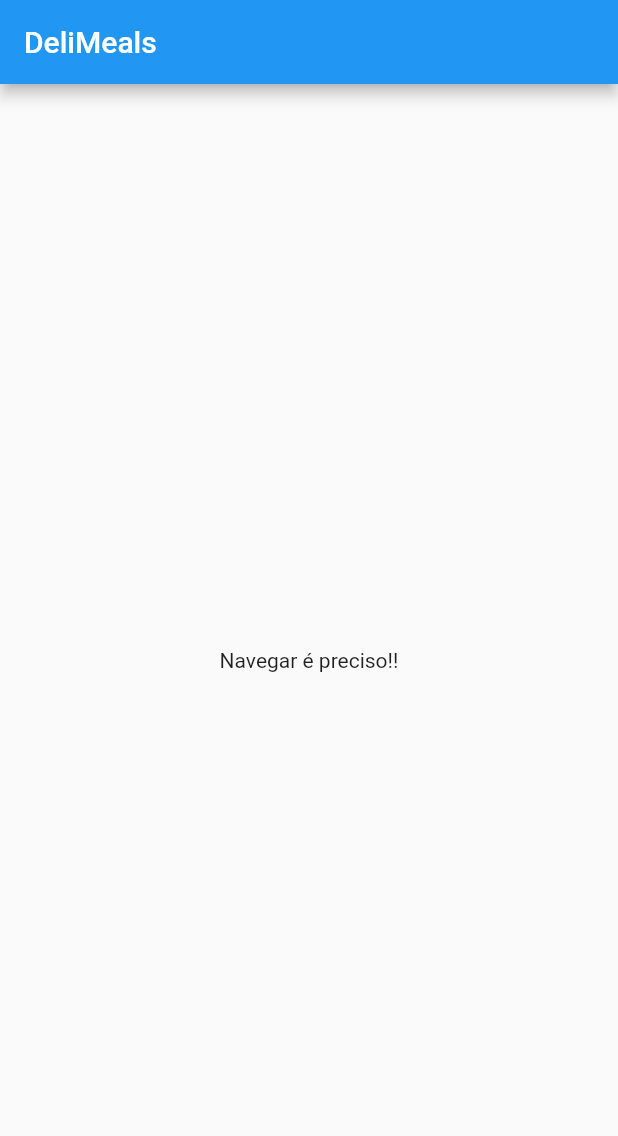
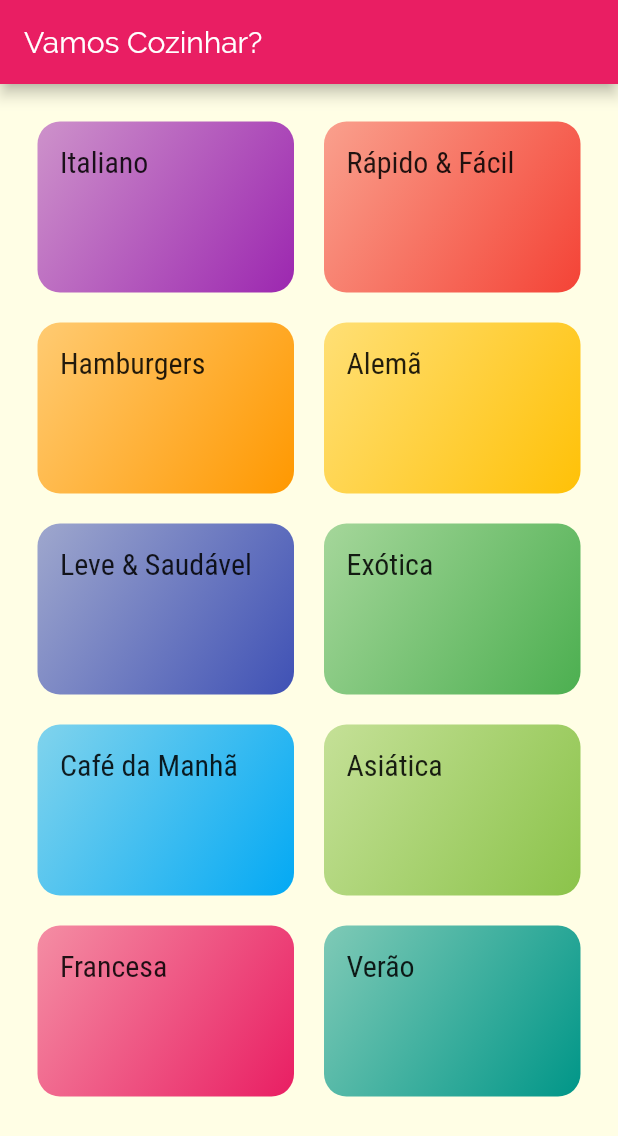
Before and after one commit to lnnalcant/curso-flutter, a Flutter app: the screen it shows after launch, on a phone screen of 412 x 824 dp. Shown: the top 1136 px of the screen. Run offline on Flutter 3.47's test engine with Material 2 defaults, Android fonts, the phone set to English and light mode, and no system bars.

Commit message:
feito até a aula 173

```diff
--- /dev/null
+++ b/meals/lib/components/category_item.dart
@@ -0,0 +1,31 @@
+import 'package:flutter/material.dart';
+
+import '../models/category.dart';
+
+class CategoryItem extends StatelessWidget {
+  final Category category;
+
+  CategoryItem(this.category);
+
+  @override
+  Widget build(BuildContext context) {
+    return Container(
+      padding: const EdgeInsets.all(15),
+      child: Text(
+        category.title,
+        style: Theme.of(context).textTheme.headline6,
+      ),
+      decoration: BoxDecoration(
+        borderRadius: BorderRadius.circular(15),
+        gradient: LinearGradient(
+          colors: [
+            category.color.withOpacity(0.5),
+            category.color,
+          ],
+          begin: Alignment.topLeft,
+          end: Alignment.bottomRight,
+        ),
+      ),
+    );
+  }
+}
--- /dev/null
+++ b/meals/lib/data/dummy_data.dart
@@ -0,0 +1,56 @@
+import 'package:flutter/material.dart';
+
+import '../models/category.dart';
+
+const DUMMY_CATEGORIES = const [
+  Category(
+    id: 'c1',
+    title: 'Italiano',
+    color: Colors.purple,
+  ),
+  Category(
+    id: 'c2',
+    title: 'Rápido & Fácil',
+    color: Colors.red,
+  ),
+  Category(
+    id: 'c3',
+    title: 'Hamburgers',
+    color: Colors.orange,
+  ),
+  Category(
+    id: 'c4',
+    title: 'Alemã',
+    color: Colors.amber,
+  ),
+  Category(
+    id: 'c5',
+    title: 'Leve & Saudável',
+    color: Colors.indigo,
+  ),
+  Category(
+    id: 'c6',
+    title: 'Exótica',
+    color: Colors.green,
+  ),
+  Category(
+    id: 'c7',
+    title: 'Café da Manhã',
+    color: Colors.lightBlue,
+  ),
+  Category(
+    id: 'c8',
+    title: 'Asiática',
+    color: Colors.lightGreen,
+  ),
+  Category(
+    id: 'c9',
+    title: 'Francesa',
+    color: Colors.pink,
+  ),
+  Category(
+    id: 'c10',
+    title: 'Verão',
+    color: Colors.teal,
+  ),
+];
--- a/meals/lib/main.dart
+++ b/meals/lib/main.dart
@@ -1,4 +1,6 @@
 import 'package:flutter/material.dart';
+
+import 'screens/categories_screen.dart';
 
 void main() => runApp(MyApp());
 
@@ -6,30 +8,20 @@ class MyApp extends StatelessWidget {
   @override
   Widget build(BuildContext context) {
     return MaterialApp(
-      title: 'DeliMeals',
+      title: 'Vamos Cozinhar?',
       theme: ThemeData(
-        primarySwatch: Colors.blue,
+        primarySwatch: Colors.pink,
+        accentColor: Colors.amber,
+        fontFamily: 'Raleway',
+        canvasColor: Color.fromRGBO(255, 254, 229, 1),
+        textTheme: ThemeData.light().textTheme.copyWith(
+              headline6: TextStyle(
+                fontSize: 20,
+                fontFamily: 'RobotoCondensed',
+              ),
+            ),
       ),
-      home: MyHomePage(),
+      home: CategoriesScreen(),
     );
   }
 }
-
-class MyHomePage extends StatefulWidget {
-  @override
-  _MyHomePageState createState() => _MyHomePageState();
-}
-
-class _MyHomePageState extends State<MyHomePage> {
-  @override
-  Widget build(BuildContext context) {
-    return Scaffold(
-      appBar: AppBar(
-        title: Text('DeliMeals'),
-      ),
-      body: Center(
-        child: Text('Navegar é preciso!!'),
-      ),
-    );
-  }
-}
--- /dev/null
+++ b/meals/lib/models/category.dart
@@ -0,0 +1,13 @@
+import 'package:flutter/material.dart';
+
+class Category {
+  final String id;
+  final String title;
+  final Color color;
+
+  const Category({
+    @required this.id,
+    @required this.title,
+    this.color = Colors.orange,
+  });
+}
--- /dev/null
+++ b/meals/lib/screens/categories_screen.dart
@@ -0,0 +1,27 @@
+import 'package:flutter/material.dart';
+
+import '../components/category_item.dart';
+import '../data/dummy_data.dart';
+
+class CategoriesScreen extends StatelessWidget {
+  @override
+  Widget build(BuildContext context) {
+    return Scaffold(
+      appBar: AppBar(
+        title: Text('Vamos Cozinhar?'),
+      ),
+      body: GridView(
+        padding: const EdgeInsets.all(25),
+        gridDelegate: SliverGridDelegateWithMaxCrossAxisExtent(
+          maxCrossAxisExtent: 200,
+          childAspectRatio: 3 / 2,
+          crossAxisSpacing: 20,
+          mainAxisSpacing: 20,
+        ),
+        children: DUMMY_CATEGORIES.map((cat) {
+          return CategoryItem(cat);
+        }).toList(),
+      ),
+    );
+  }
+}
```
Also changed, not shown: meals/pubspec.yaml (+17 -6 lines), meals/assets/fonts/Raleway-Black.ttf (added), meals/assets/fonts/Raleway-Bold.ttf (added), meals/assets/fonts/Raleway-Regular.ttf (added), meals/assets/fonts/RobotoCondensed-Bold.ttf (added), meals/assets/fonts/RobotoCondensed-Italic.ttf (added), meals/assets/fonts/RobotoCondensed-Light.ttf (added), meals/assets/fonts/RobotoCondensed-Regular.ttf (added), 1 other file.
